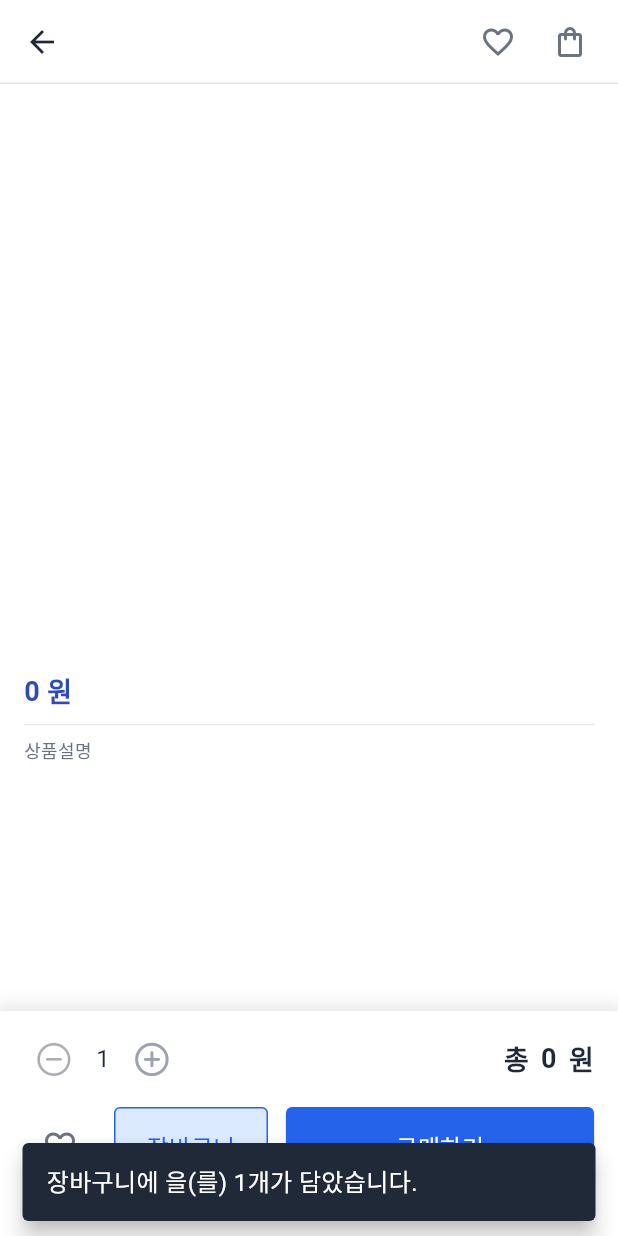
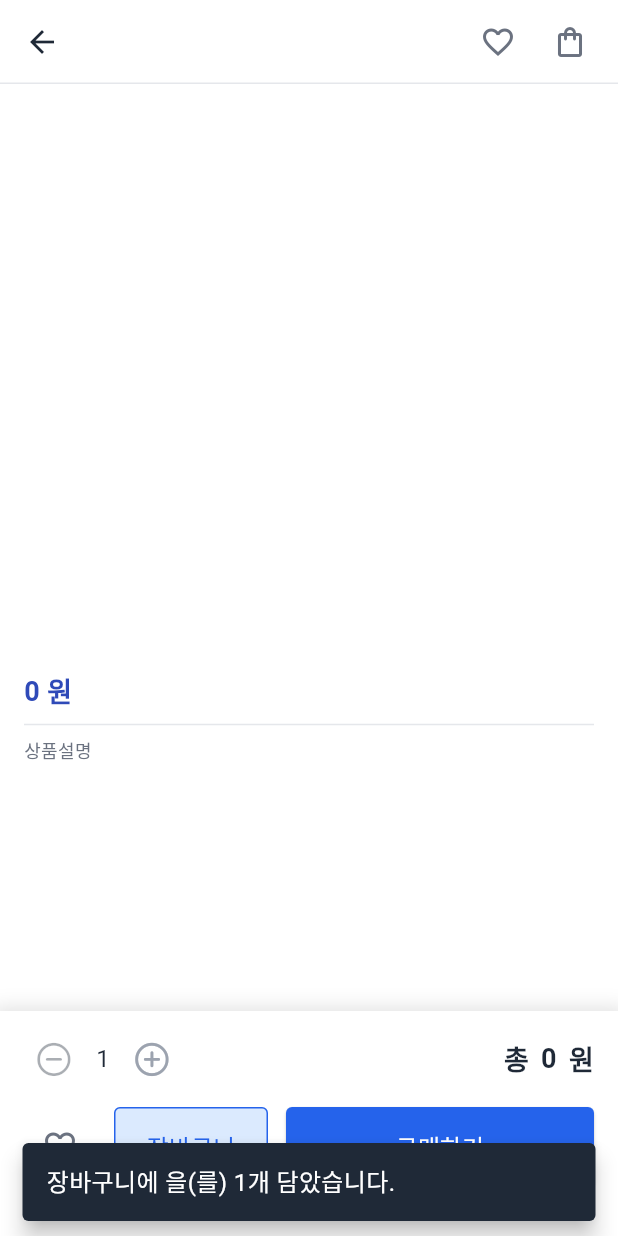
Before and after one commit to Jr-Dong/tech_check_app, a Flutter app: the DetailPage screen opened directly with empty values, after a tap on "장바구니", on a phone screen of 412 x 824 dp. Run offline on Flutter 3.47's test engine with Material 3 defaults, Android fonts, the phone set to English and light mode, and no system bars; drawn by our look-alikes of carousel_slider; our stand-ins replace currency_text_input_formatter; Roboto replaces fonts that are missing (Pretendard).

Commit message:
fix: 오타 수정

```diff
--- a/lib/pages/product_detail/widgets/detail_bottom.dart
+++ b/lib/pages/product_detail/widgets/detail_bottom.dart
@@ -122,7 +122,7 @@ class _DetailBottomState extends State<DetailBottom> {
                       ScaffoldMessenger.of(context).showSnackBar(
                         SnackBar(
                           content: Text(
-                            '장바구니에 ${widget.product.name}을(를) $count개가 담았습니다.',
+                            '장바구니에 ${widget.product.name}을(를) $count개 담았습니다.',
                           ),
                           duration: const Duration(seconds: 1),
                           behavior: SnackBarBehavior.floating,
```
